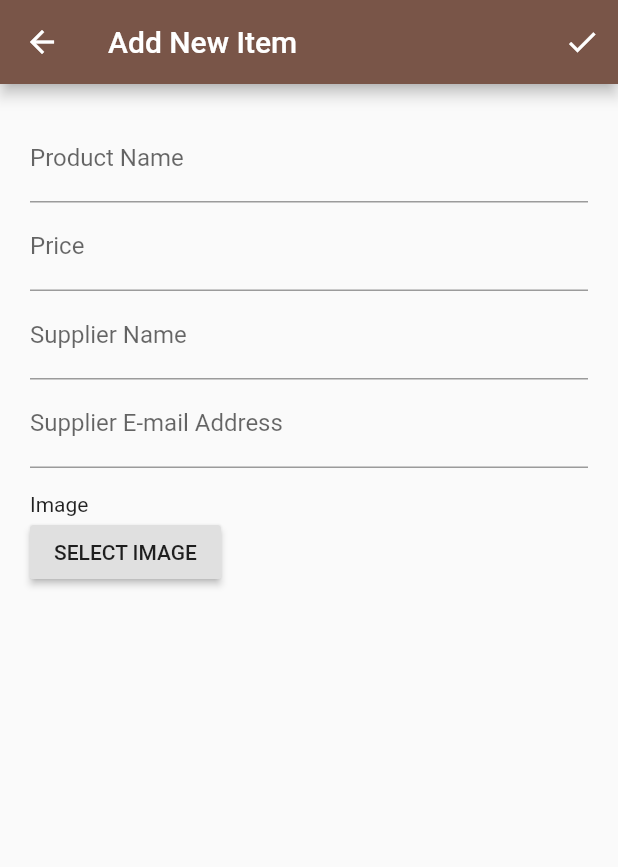
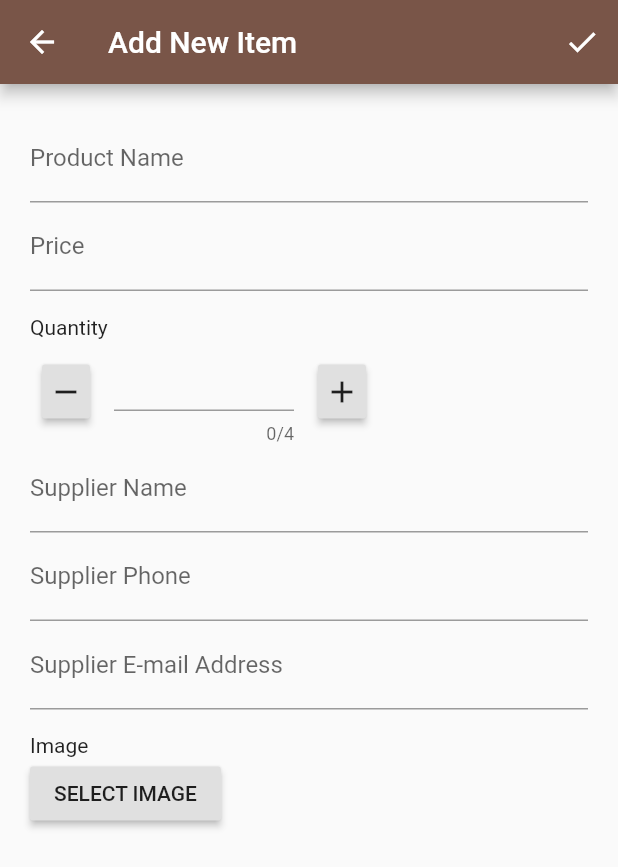
Before and after one commit to buthmathearo/demo_flutter_inventory_app, a Flutter app: the ItemDetailPage screen opened directly, on a phone screen of 412 x 824 dp. Shown: the top 867 px of the screen. Run offline on Flutter 3.47's test engine with Material 2 defaults, Android fonts, the phone set to English and light mode, and no system bars.

Commit message:
Implement Quantity Selector View in Detail Screen.

```diff
--- a/lib/src/model/item.dart
+++ b/lib/src/model/item.dart
@@ -1,7 +1,7 @@
 class Item {
   var productName;
   var price;
-  var qty;
+  var quantity;
   var supplierName;
   var supplierPhone;
   var supplierEmail;
@@ -10,7 +10,7 @@ class Item {
   Item(
       {this.productName,
       this.price,
-      this.qty,
+      this.quantity,
       this.supplierName,
       this.supplierPhone,
       this.supplierEmail});
--- a/lib/src/ui/item_detail_form.dart
+++ /dev/null
@@ -1,70 +0,0 @@
-import 'package:demo_flutter_inventory_app/src/model/item.dart';
-import 'package:flutter/material.dart';
-
-class ItemDetailForm extends StatefulWidget {
-  @override
-  _ItemDetailFormState createState() => _ItemDetailFormState();
-}
-
-class _ItemDetailFormState extends State<ItemDetailForm> {
-  final _item = Item();
-
-  var _qty = 0;
-
-  @override
-  Widget build(BuildContext context) {
-    return Form(
-      child: ListView(
-        padding: EdgeInsets.all(20.0),
-        children: [
-          TextFormField(
-            decoration: InputDecoration(labelText: 'Product Name'),
-          ),
-          TextFormField(
-            decoration: InputDecoration(labelText: 'Price'),
-          ),
-
-          //FIXME It's error when enable this view.
-          //_quantityView(),
-          TextFormField(
-            decoration: InputDecoration(
-                labelText: 'Supplier Name', hintText: 'Candy Supplier GmbH'),
-          ),
-          TextFormField(
-            decoration: InputDecoration(
-                labelText: 'Supplier E-mail Address',
-                hintText: 'supplier@gmail.com'),
-          ),
-
-          _selectImageButton()
-        ],
-      ),
-    );
-  }
-
-  Widget _selectImageButton() {
-    return Column(
-      crossAxisAlignment: CrossAxisAlignment.start,
-      children: [
-        Padding(
-          padding: const EdgeInsets.only(top: 16.0),
-          child: Text('Image'),
-        ),
-        RaisedButton(onPressed: () {}, child: Text('SELECT IMAGE'),)
-      ]
-    );
-  }
-
-  Widget _quantityView() {
-    return Row(
-      mainAxisSize: MainAxisSize.min,
-      children: [
-        RaisedButton(onPressed: () {}, child: Text('-')),
-        TextFormField(
-          decoration: InputDecoration(labelText: 'Quantity'),
-        ),
-        RaisedButton(onPressed: () {}, child: Text('+'))
-      ]
-    );
-  }
-}
--- a/lib/src/ui/item_detail_page.dart
+++ b/lib/src/ui/item_detail_page.dart
@@ -1,5 +1,5 @@
 import 'package:demo_flutter_inventory_app/src/ui/dialog/unsaved_changes_dialog.dart';
-import 'package:demo_flutter_inventory_app/src/ui/item_detail_form.dart';
+import 'package:demo_flutter_inventory_app/src/ui/view/form_detail.dart';
 import 'package:flutter/material.dart';
 
 class ItemDetailPage extends StatefulWidget {
--- /dev/null
+++ b/lib/src/ui/view/form_detail.dart
@@ -0,0 +1,76 @@
+import 'package:demo_flutter_inventory_app/src/ui/view/quantity_selector.dart';
+import 'package:flutter/material.dart';
+
+class ItemDetailForm extends StatefulWidget {
+  @override
+  _ItemDetailFormState createState() => _ItemDetailFormState();
+}
+
+class _ItemDetailFormState extends State<ItemDetailForm> {
+  final _formKey = GlobalKey<FormState>();
+
+  @override
+  Widget build(BuildContext context) {
+    return Form(
+      key: _formKey,
+      child: ListView(
+        padding: EdgeInsets.all(20.0),
+        children: _buildForm(context),
+      ),
+    );
+  }
+
+  List<Widget> _buildForm(BuildContext context) {
+    final viewProductName = TextFormField(
+      decoration: InputDecoration(
+          labelText: 'Product Name', border: UnderlineInputBorder()),
+    );
+
+    final viewPrice = TextFormField(
+      decoration: InputDecoration(labelText: 'Price'),
+    );
+
+    final viewSupplierName = TextFormField(
+      decoration: InputDecoration(
+          labelText: 'Supplier Name', hintText: 'Candy Supplier GmbH'),
+    );
+
+    final viewSupplierPhone = TextFormField(
+      decoration: InputDecoration(
+          labelText: 'Supplier Phone', hintText: 'e.g. +49 000-000-000'),
+    );
+
+
+    final viewSupplierEmail = TextFormField(
+      decoration: InputDecoration(
+          labelText: 'Supplier E-mail Address', hintText: 'supplier@gmail.com'),
+    );
+
+    final viewQuantity = QuantitySelector();
+
+    final viewImageSelector = _viewImageSelector();
+
+    return [
+      viewProductName,
+      viewPrice,
+      viewQuantity,
+      viewSupplierName,
+      viewSupplierPhone,
+      viewSupplierEmail,
+      viewImageSelector
+    ];
+  }
+
+  Widget _viewImageSelector() {
+    return Column(crossAxisAlignment: CrossAxisAlignment.start, children: [
+      Padding(
+        padding: const EdgeInsets.only(top: 16.0),
+        child: Text('Image'),
+      ),
+      RaisedButton(
+        onPressed: () {},
+        child: Text('SELECT IMAGE'),
+      )
+    ]);
+  }
+}
--- /dev/null
+++ b/lib/src/ui/view/list_item.dart
@@ -0,0 +1,33 @@
+import 'package:demo_flutter_inventory_app/src/model/item.dart';
+import 'package:demo_flutter_inventory_app/src/util/util.dart';
+import 'package:flutter/material.dart';
+
+class ListItem extends StatelessWidget {
+  final Item _item;
+
+  ListItem(this._item);
+
+  @override
+  Widget build(BuildContext context) {
+    return Padding(
+      padding: EdgeInsets.all(8.0),
+      child: ListTile(
+        leading: _buildImage(_item.imageUrl),
+        title: Text(_item.productName),
+        subtitle: _buildSubtitleView(_item),
+      )
+    );
+  }
+
+  Widget _buildImage(String url) {
+    if (url == null || url.isEmpty) {
+      return Image.asset(getAsset('placeholder.png'));
+    } else {
+      return Image.asset(url);
+    }
+  }
+
+  Widget _buildSubtitleView(Item item) {
+    return Container();
+  }
+}
--- /dev/null
+++ b/lib/src/ui/view/quantity_selector.dart
@@ -0,0 +1,91 @@
+import 'package:flutter/material.dart';
+
+class QuantitySelector extends StatefulWidget {
+  final double padding;
+
+  QuantitySelector({this.padding = 16.0});
+
+  @override
+  _QuantitySelectorState createState() {
+    return new _QuantitySelectorState();
+  }
+}
+
+class _QuantitySelectorState extends State<QuantitySelector> {
+  Color _buttonColor;
+  int _counter = 0;
+  TextEditingController _textController;
+
+  @override
+  void initState() {
+    super.initState();
+    _textController = TextEditingController();
+  }
+
+  @override
+  void dispose() {
+    _textController.dispose();
+    super.dispose();
+  }
+
+  @override
+  Widget build(BuildContext context) {
+    // Get default button color.
+    _buttonColor = Theme.of(context).buttonColor;
+
+    final label = Padding(
+      padding: EdgeInsets.only(top: widget.padding),
+      child: Text('Quantity'),
+    );
+
+    final minus = _smallButton(Icons.remove, () {
+      if (_counter > 0) {
+        if (--_counter == 0) {
+          _textController.text = '';
+        } else {
+          _textController.text = '$_counter';
+        }
+      }
+    });
+
+    final input = Padding(
+      padding: EdgeInsets.symmetric(horizontal: 8.0),
+      child: SizedBox(
+        width: 120.0,
+        child: TextFormField(
+          maxLines: 1,
+          maxLength: 4,
+          controller: _textController,
+        ),
+      ),
+    );
+
+    final plus = _smallButton(Icons.add, () {
+      _textController.text= '${++_counter}';
+    });
+
+    return Container(
+        child: Column(
+      crossAxisAlignment: CrossAxisAlignment.start,
+      children: [
+        label,
+        Row(
+          mainAxisSize: MainAxisSize.min,
+          children: [minus, input, plus],
+        )
+      ],
+    ));
+  }
+
+  ButtonTheme _smallButton(IconData icon, Function onPressed) {
+    return ButtonTheme(
+      minWidth: 0,
+      buttonColor: _buttonColor,
+      child: RaisedButton(
+        padding: EdgeInsets.all(4),
+        onPressed: onPressed,
+        child: Icon(icon),
+      ),
+    );
+  }
+}
```
